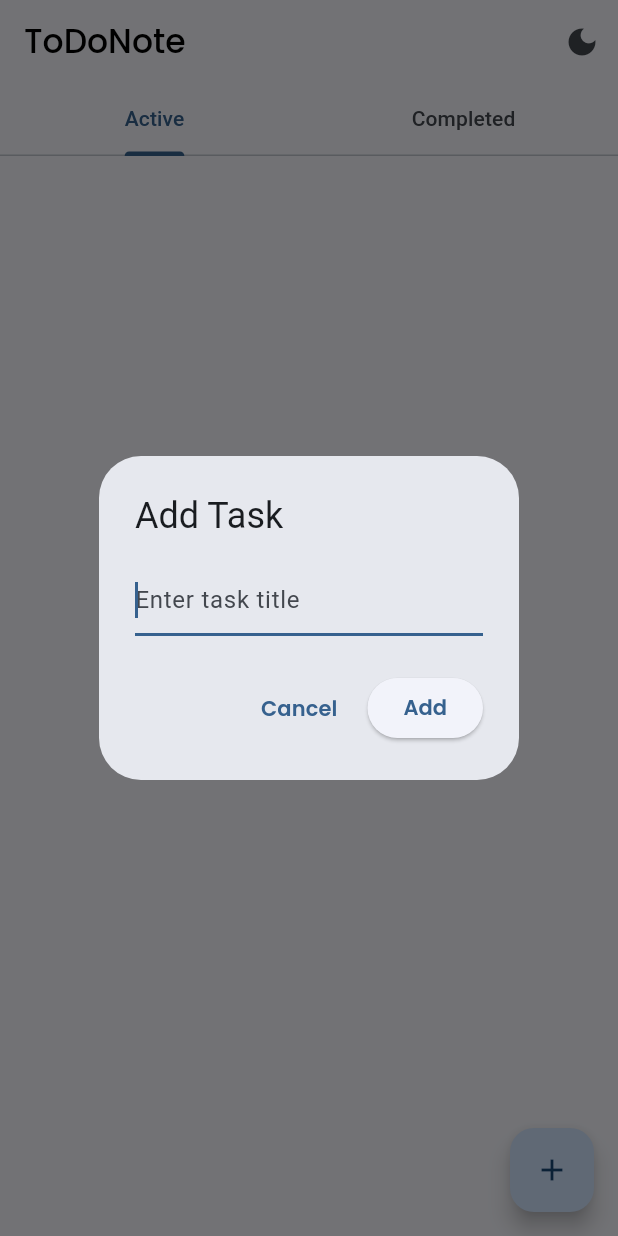
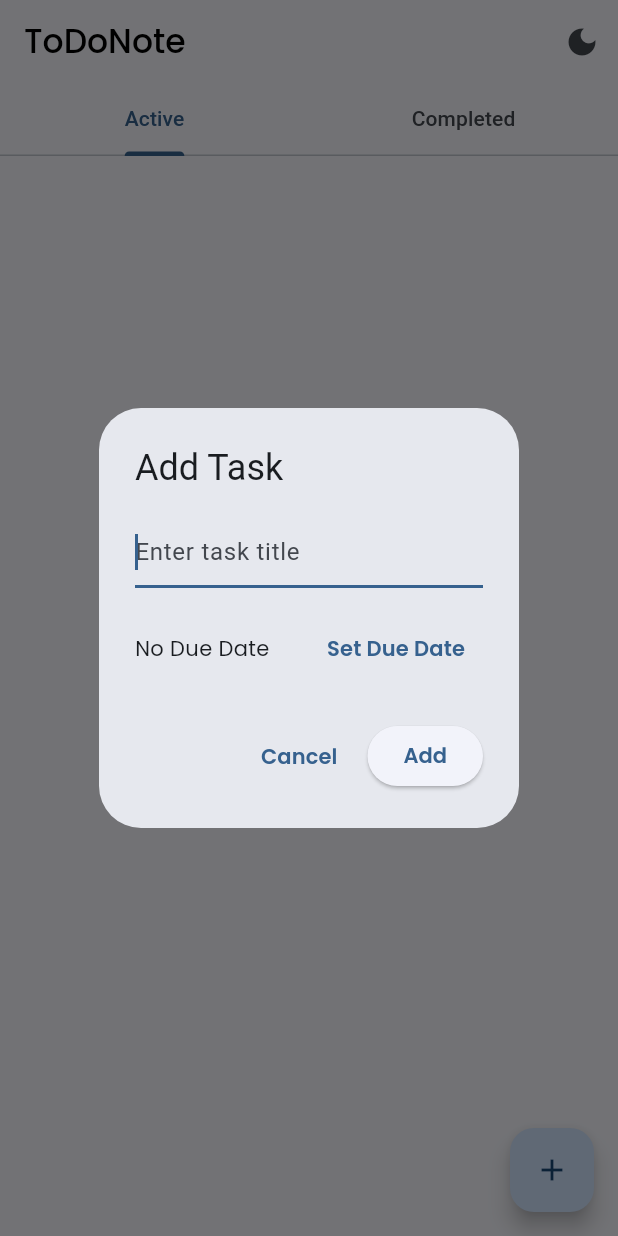
Before and after one commit to kumarmohit24011/toDoNote, a Flutter app: the screen it shows after launch, after a tap on the "add" icon, on a phone screen of 412 x 824 dp. Run offline on Flutter 3.47's test engine with Material 3 defaults, Android fonts, the phone set to English and light mode, and no system bars; our stand-ins replace flutter_local_notifications, google_fonts, shared_preferences, timezone.

Commit message:
Changes before Firebase Studio auto-run

```diff
--- a/lib/main.dart
+++ b/lib/main.dart
@@ -1,11 +1,15 @@
+
 import 'package:flutter/material.dart';
 import 'package:provider/provider.dart';
 import 'providers/task_provider.dart';
 import 'providers/theme_provider.dart';
 import 'screens/home_screen.dart';
 import 'theme/app_theme.dart';
+import 'services/notification_service.dart';
 
-void main() {
+void main() async {
+  WidgetsFlutterBinding.ensureInitialized();
+  await NotificationService().init();
   runApp(const MyApp());
 }
 
--- a/lib/models/task.dart
+++ b/lib/models/task.dart
@@ -2,18 +2,21 @@ class Task {
   String id;
   String title;
   bool isCompleted;
+  DateTime? dueDate;
 
-  Task({required this.id, required this.title, this.isCompleted = false});
+  Task({required this.id, required this.title, this.isCompleted = false, this.dueDate});
 
   Map<String, dynamic> toJson() => {
         'id': id,
         'title': title,
         'isCompleted': isCompleted,
+        'dueDate': dueDate?.toIso8601String(),
       };
 
   static Task fromJson(Map<String, dynamic> json) => Task(
         id: json['id'],
         title: json['title'],
         isCompleted: json['isCompleted'],
+        dueDate: json['dueDate'] != null ? DateTime.parse(json['dueDate']) : null,
       );
 }
--- /dev/null
+++ b/lib/services/notification_service.dart
@@ -0,0 +1,53 @@
+
+import 'package:flutter_local_notifications/flutter_local_notifications.dart';
+import 'package:timezone/data/latest.dart' as tz;
+import 'package:timezone/timezone.dart' as tz;
+
+class NotificationService {
+  static final NotificationService _notificationService = NotificationService._internal();
+
+  factory NotificationService() {
+    return _notificationService;
+  }
+
+  NotificationService._internal();
+
+  final FlutterLocalNotificationsPlugin flutterLocalNotificationsPlugin =
+      FlutterLocalNotificationsPlugin();
+
+  Future<void> init() async {
+    const AndroidInitializationSettings initializationSettingsAndroid =
+        AndroidInitializationSettings('@mipmap/ic_launcher');
+
+    const InitializationSettings initializationSettings =
+        InitializationSettings(android: initializationSettingsAndroid);
+
+    tz.initializeTimeZones();
+
+    await flutterLocalNotificationsPlugin.initialize(initializationSettings);
+  }
+
+  Future<void> scheduleNotification(int id, String title, DateTime scheduledTime) async {
+    await flutterLocalNotificationsPlugin.zonedSchedule(
+      id,
+      'Task Due: $title',
+      'Your task "$title" is due now.',
+      tz.TZDateTime.from(scheduledTime, tz.local),
+      const NotificationDetails(
+        android: AndroidNotificationDetails(
+          'your channel id',
+          'your channel name',
+          channelDescription: 'your channel description',
+          importance: Importance.max,
+          priority: Priority.high,
+        ),
+      ),
+      androidAllowWhileIdle: true,
+      uiLocalNotificationDateInterpretation: UILocalNotificationDateInterpretation.absoluteTime,
+    );
+  }
+
+  Future<void> cancelNotification(int id) async {
+    await flutterLocalNotificationsPlugin.cancel(id);
+  }
+}
--- a/lib/widgets/add_task_dialog.dart
+++ b/lib/widgets/add_task_dialog.dart
@@ -1,7 +1,9 @@
+
 import 'package:flutter/material.dart';
+import 'package:intl/intl.dart';
 
 class AddTaskDialog extends StatefulWidget {
-  final Function(String) onAddTask;
+  final Function(String, DateTime?) onAddTask;
 
   const AddTaskDialog({super.key, required this.onAddTask});
 
@@ -11,15 +13,67 @@ class AddTaskDialog extends StatefulWidget {
 
 class _AddTaskDialogState extends State<AddTaskDialog> {
   final _controller = TextEditingController();
+  DateTime? _selectedDate;
+
+  Future<void> _presentDatePicker() async {
+    final now = DateTime.now();
+    final pickedDate = await showDatePicker(
+      context: context,
+      initialDate: _selectedDate ?? now,
+      firstDate: now,
+      lastDate: DateTime(2101),
+    );
+    if (pickedDate == null) {
+      return;
+    }
+    // ignore: use_build_context_synchronously
+    final pickedTime = await showTimePicker(
+      context: context,
+      initialTime: TimeOfDay.fromDateTime(_selectedDate ?? now),
+    );
+    if (pickedTime == null) {
+      return;
+    }
+    setState(() {
+      _selectedDate = DateTime(
+        pickedDate.year,
+        pickedDate.month,
+        pickedDate.day,
+        pickedTime.hour,
+        pickedTime.minute,
+      );
+    });
+  }
 
   @override
   Widget build(BuildContext context) {
     return AlertDialog(
       title: const Text('Add Task'),
-      content: TextField(
-        controller: _controller,
-        autofocus: true,
-        decoration: const InputDecoration(hintText: 'Enter task title'),
+      content: Column(
+        mainAxisSize: MainAxisSize.min,
+        children: [
+          TextField(
+            controller: _controller,
+            autofocus: true,
+            decoration: const InputDecoration(hintText: 'Enter task title'),
+          ),
+          const SizedBox(height: 16),
+          Row(
+            children: [
+              Expanded(
+                child: Text(
+                  _selectedDate == null
+                      ? 'No Due Date'
+                      : 'Due: ${DateFormat.yMd().add_jm().format(_selectedDate!)}',
+                ),
+              ),
+              TextButton(
+                onPressed: _presentDatePicker,
+                child: const Text('Set Due Date'),
+              ),
+            ],
+          ),
+        ],
       ),
       actions: [
         TextButton(
@@ -29,7 +83,7 @@ class _AddTaskDialogState extends State<AddTaskDialog> {
         ElevatedButton(
           onPressed: () {
             if (_controller.text.isNotEmpty) {
-              widget.onAddTask(_controller.text);
+              widget.onAddTask(_controller.text, _selectedDate);
               Navigator.pop(context);
             }
           },
--- a/pubspec.yaml
+++ b/pubspec.yaml
@@ -37,8 +37,8 @@ dependencies:
   provider: ^6.0.5
   shared_preferences: ^2.2.0
   google_fonts: ^6.1.0
-  flutter_local_notifications: ^17.1.2
-  intl: ^0.19.0
+  flutter_local_notifications: ^18.0.1
+  intl: ^0.20.2
   timezone: ^0.9.3
 
 dev_dependencies:
```
Also changed, not shown: lib/providers/task_provider.dart (+21 -5 lines), lib/widgets/task_list.dart (+11 -0 lines), pubspec.lock, 1 other file.
